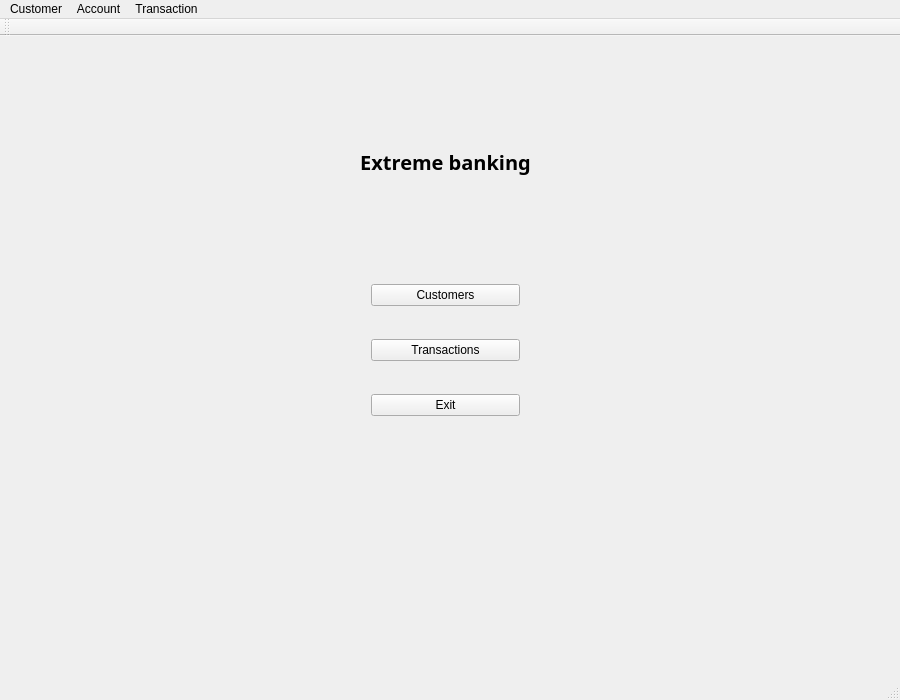
Before: the Qt Designer form mainwindow.ui in jonathansaetre/BankSystem, drawn with Qt 5.
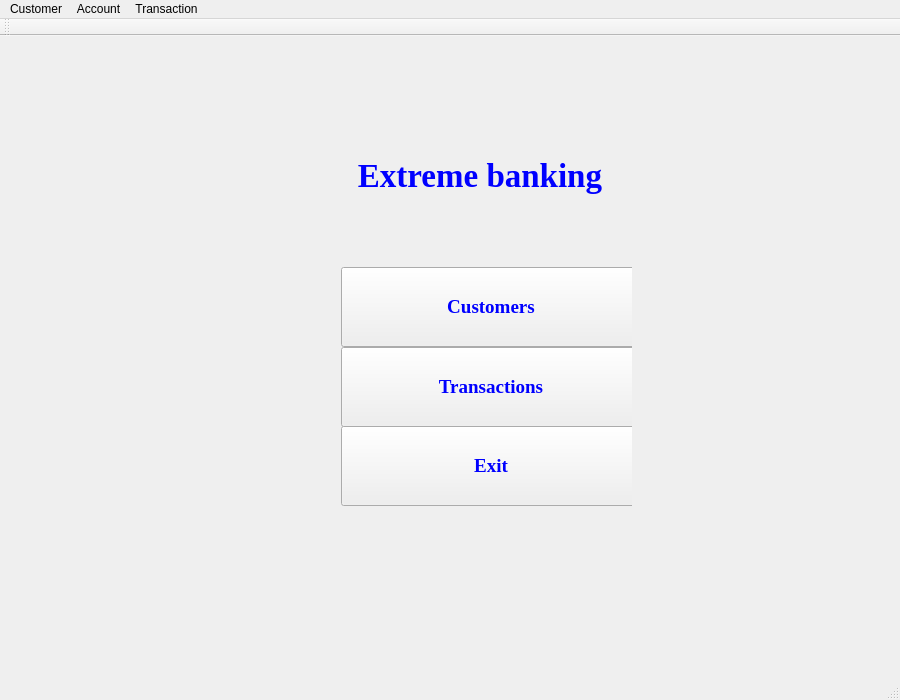
After: the same form once the commit is applied.

```diff
--- a/mainwindow.ui
+++ b/mainwindow.ui
@@ -31,18 +31,35 @@
      <rect>
       <x>230</x>
       <y>90</y>
-      <width>431</width>
-      <height>71</height>
+      <width>500</width>
+      <height>100</height>
      </rect>
     </property>
+    <property name="minimumSize">
+     <size>
+      <width>500</width>
+      <height>100</height>
+     </size>
+    </property>
+    <property name="maximumSize">
+     <size>
+      <width>500</width>
+      <height>100</height>
+     </size>
+    </property>
     <property name="font">
      <font>
-      <family>Waree</family>
-      <pointsize>15</pointsize>
+      <family>Times New Roman</family>
+      <pointsize>25</pointsize>
       <weight>75</weight>
+      <italic>false</italic>
       <bold>true</bold>
+      <strikeout>false</strikeout>
      </font>
     </property>
+    <property name="styleSheet">
+     <string notr="true">color:blue</string>
+    </property>
     <property name="text">
      <string>Extreme banking</string>
     </property>
@@ -53,15 +70,38 @@
    <widget class="QWidget" name="layoutWidget">
     <property name="geometry">
      <rect>
-      <x>360</x>
-      <y>210</y>
-      <width>171</width>
-      <height>211</height>
+      <x>330</x>
+      <y>220</y>
+      <width>302</width>
+      <height>254</height>
      </rect>
     </property>
     <layout class="QVBoxLayout" name="verticalLayout">
      <item>
       <widget class="QPushButton" name="buttonCustomers">
+       <property name="minimumSize">
+        <size>
+         <width>300</width>
+         <height>80</height>
+        </size>
+       </property>
+       <property name="maximumSize">
+        <size>
+         <width>300</width>
+         <height>80</height>
+        </size>
+       </property>
+       <property name="font">
+        <font>
+         <family>Times New Roman</family>
+         <pointsize>14</pointsize>
+         <weight>75</weight>
+         <bold>true</bold>
+        </font>
+       </property>
+       <property name="styleSheet">
+        <string notr="true">color:blue</string>
+       </property>
        <property name="text">
         <string>Customers</string>
        </property>
@@ -69,6 +109,29 @@
      </item>
      <item>
       <widget class="QPushButton" name="buttonTransactions">
+       <property name="minimumSize">
+        <size>
+         <width>300</width>
+         <height>80</height>
+        </size>
+       </property>
+       <property name="maximumSize">
+        <size>
+         <width>300</width>
+         <height>80</height>
+        </size>
+       </property>
+       <property name="font">
+        <font>
+         <family>Times New Roman</family>
+         <pointsize>14</pointsize>
+         <weight>75</weight>
+         <bold>true</bold>
+        </font>
+       </property>
+       <property name="styleSheet">
+        <string notr="true">color:blue</string>
+       </property>
        <property name="text">
         <string>Transactions</string>
        </property>
@@ -76,6 +139,29 @@
      </item>
      <item>
       <widget class="QPushButton" name="exitButton">
+       <property name="minimumSize">
+        <size>
+         <width>300</width>
+         <height>80</height>
+        </size>
+       </property>
+       <property name="maximumSize">
+        <size>
+         <width>300</width>
+         <height>80</height>
+        </size>
+       </property>
+       <property name="font">
+        <font>
+         <family>Times New Roman</family>
+         <pointsize>14</pointsize>
+         <weight>75</weight>
+         <bold>true</bold>
+        </font>
+       </property>
+       <property name="styleSheet">
+        <string notr="true">color:blue</string>
+       </property>
        <property name="text">
         <string>Exit</string>
        </property>
```
Left out of the diff: 58 changed lines with no effect on the pictures.
